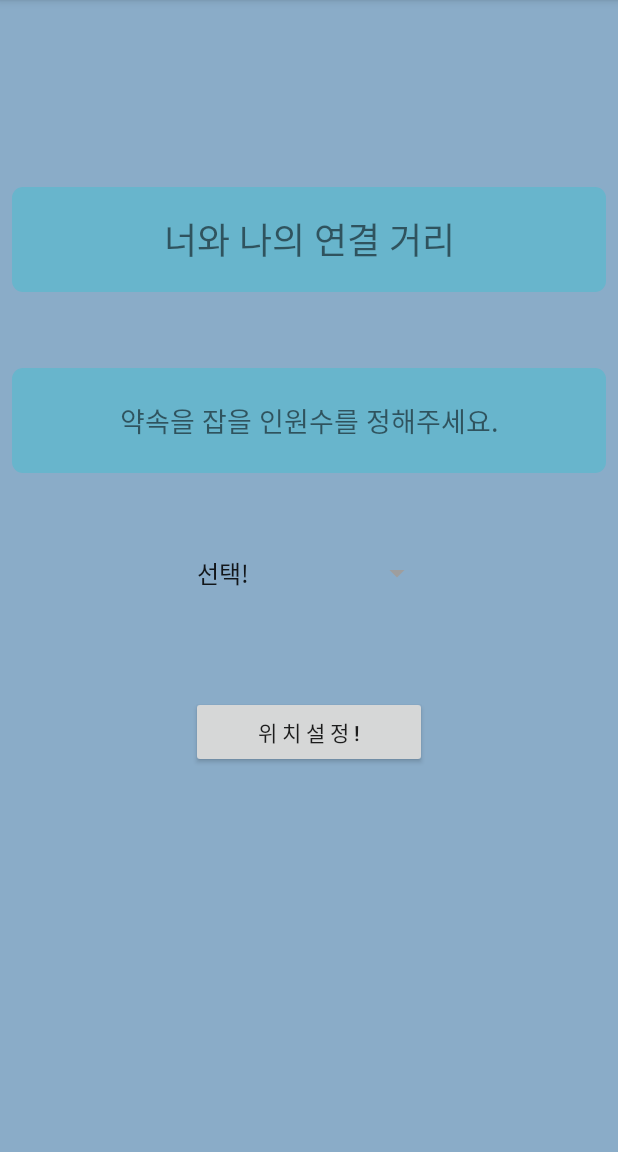
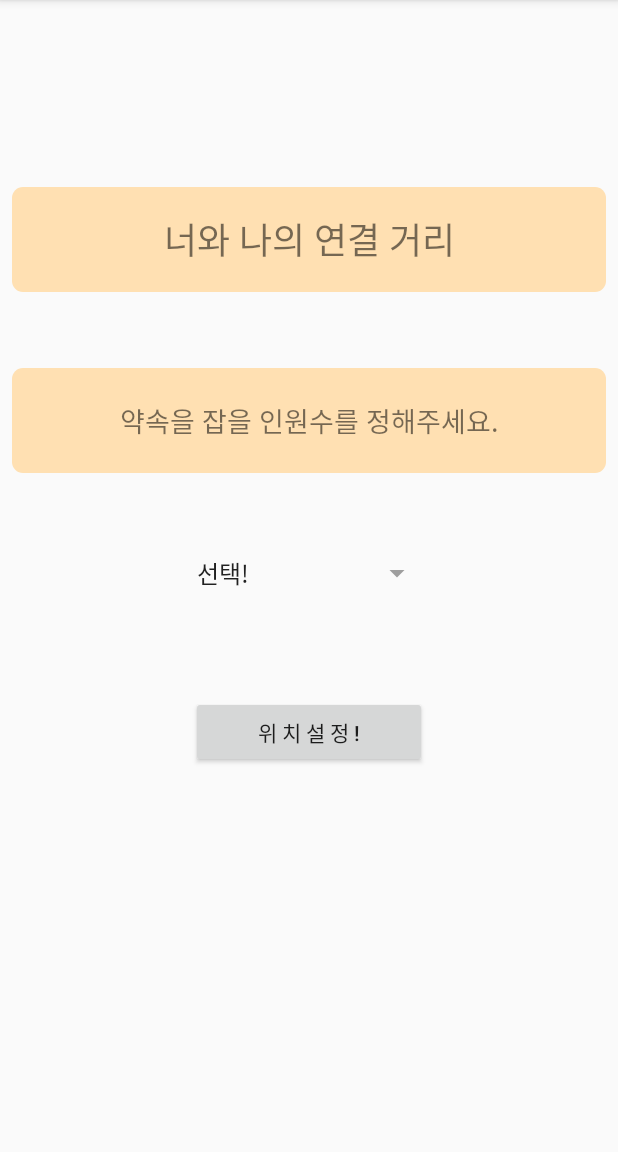
Before and after one commit to ehaken95/Center_Android, an Android app: the screen it shows after launch (MainActivity), on a phone screen of 412 x 824 dp, the part 84-1236 px from its top. Run offline under Robolectric (Android 15) with nearby library versions, the phone set to English and light mode, and no system bars.

Commit message:
Revert "[수정,백업]"
This reverts commit e34f01cffc31159c4b6772a05561aa46ef60e311.

```diff
--- a/app/src/main/res/drawable/textview_round.xml
+++ b/app/src/main/res/drawable/textview_round.xml
@@ -1,7 +1,7 @@
 <?xml version="1.0" encoding="utf-8"?>
 <shape xmlns:android="http://schemas.android.com/apk/res/android"
 android:shape = "rectangle" android:padding="10dp">
-    <solid android:color="#68B5CC"/>
+    <solid android:color="#FFE0B2"/>
     <corners
         android:bottomRightRadius="7dp"
         android:bottomLeftRadius="7dp"
--- a/app/src/main/res/values/colors.xml
+++ b/app/src/main/res/values/colors.xml
@@ -1,9 +1,6 @@
 <?xml version="1.0" encoding="utf-8"?>
 <resources>
-    <color name="colorPrimary">#8AACC8</color>
-    <color name="colorPrimaryDark">#8AACC8</color>
-    <color name="colorAccent">#64B5F6</color>
-    <color name="colorControlHighlight">#00CC55</color>
-    <color name="colorControlNormal">#9E9E9E</color>
-    <color name="windowBackground">#8AACC8</color>
+    <color name="colorPrimary">#3F51B5</color>
+    <color name="colorPrimaryDark">#303F9F</color>
+    <color name="colorAccent">#FF4081</color>
 </resources>
--- a/app/src/main/res/values/styles.xml
+++ b/app/src/main/res/values/styles.xml
@@ -3,12 +3,12 @@
     <!-- Base application theme. -->
     <style name="AppTheme" parent="Theme.AppCompat.Light.DarkActionBar">
         <!-- Customize your theme here. -->
-        <item name="colorPrimary">@color/colorPrimary</item>
-        <item name="colorPrimaryDark">@color/colorPrimaryDark</item>
-        <item name="colorAccent">@color/colorAccent</item>
-        <item name="colorControlHighlight">@color/colorControlHighlight</item>
-        <item name="colorControlNormal">@color/colorControlNormal</item>
-        <item name="android:windowBackground">@color/windowBackground</item>
+        <item name="colorPrimary">#8AACC8</item>
+        <item name="colorPrimaryDark">#8AACC8</item>
+        <item name="colorAccent">#64B5F6</item>
+        <item name="colorControlHighlight">#00CC55</item>
+        <item name="colorControlNormal">#9E9E9E</item>
+        <item name="windowBackground">#8AACC8</item>
     </style>
 
     <style name="SplashTheme" parent="@android:style/Theme.Light.NoTitleBar">
```
Also changed, not shown: app/src/main/res/layout/activity_screen3.xml (+15 -37 lines), app/src/main/res/drawable/_1번검색.png (renamed from app/src/main/res/drawable/_1search.png), app/src/main/res/drawable/_1번사람.png (renamed from app/src/main/res/drawable/_1people.png), app/src/main/res/drawable/_2번검색.png (renamed from app/src/main/res/drawable/_2search.png), app/src/main/res/drawable/_2번사람.png (renamed from app/src/main/res/drawable/_2people.png), app/src/main/res/drawable/_3번검색.png (renamed from app/src/main/res/drawable/_3search.png), app/src/main/res/drawable/_3번사람.png (renamed from app/src/main/res/drawable/_3people.png), app/src/main/res/drawable/_4번검색.png (renamed from app/src/main/res/drawable/_4search.png), app/src/main/res/drawable/_4번사람.png (renamed from app/src/main/res/drawable/_4people.png), app/src/main/res/drawable/_5번검색.png (renamed from app/src/main/res/drawable/_5search.png), app/src/main/res/drawable/_5번사람.png (renamed from app/src/main/res/drawable/_5people.png), app/src/main/res/drawable/_6번검색.png (renamed from app/src/main/res/drawable/_6search.png), app/src/main/res/drawable/_6번사람.png (renamed from app/src/main/res/drawable/_6people.png).
